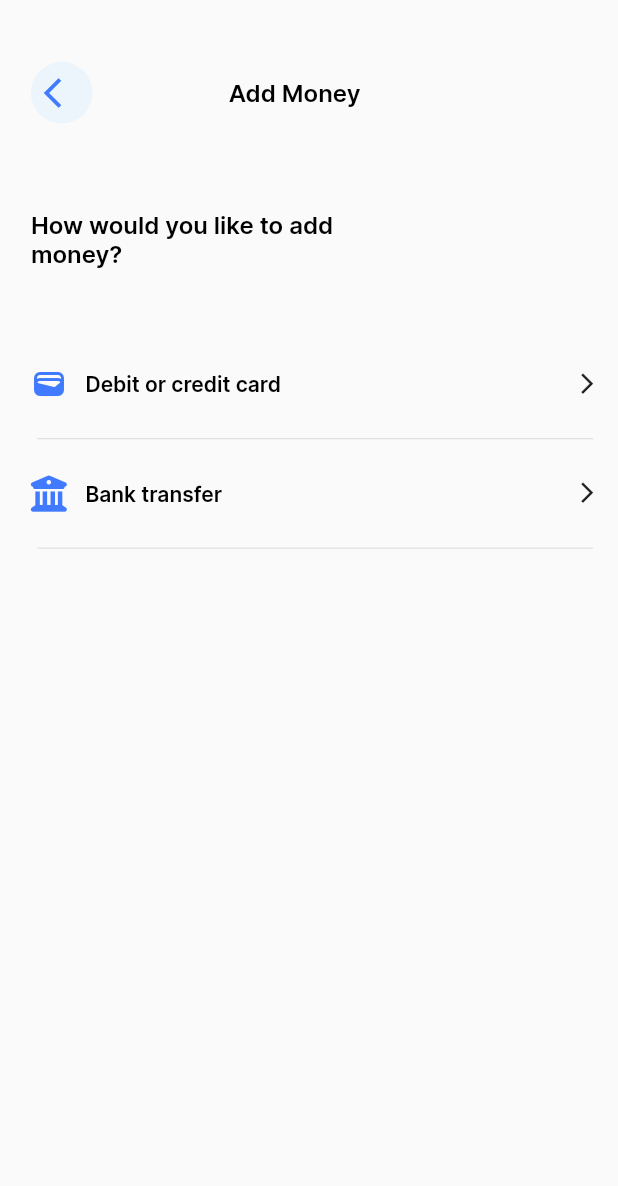
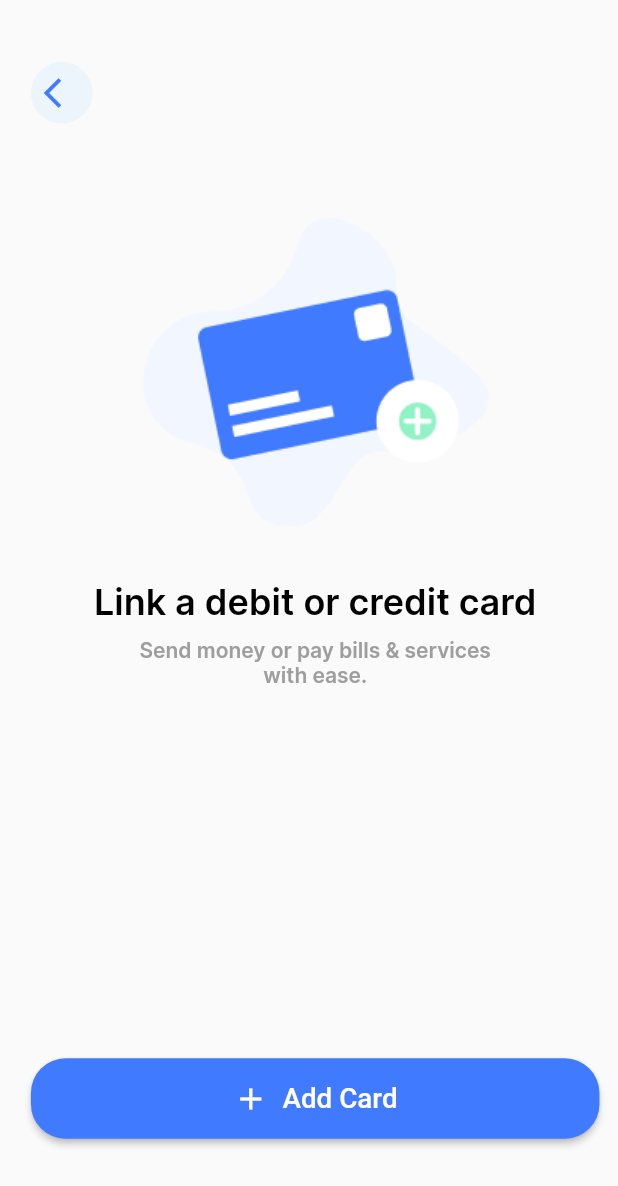
Before and after one commit to mostafa1255/Payment_App, a Flutter app: the screen it shows after launch, on a phone screen of 412 x 824 dp. Shown: the top 1186 px of the screen. Run offline on Flutter 3.47's test engine with Material 2 defaults, Android fonts, the phone set to English and light mode, and no system bars; our stand-ins replace animated_splash_screen, bloc, csc_picker, curved_navigation_bar, dio, firebase_auth and 10 more; missing offline and left inert: bottom_bar_with_sheet, numpad_layout; accounts and stored records are empty.

Commit message:
new card screen done

```diff
--- a/lib/App/Presentation/View/Screens/Add money/widgets/addmoneyScreenBody.dart
+++ b/lib/App/Presentation/View/Screens/Add money/widgets/addmoneyScreenBody.dart
@@ -12,7 +12,6 @@ class addmoneyScreenBody extends StatelessWidget {
   @override
   Widget build(BuildContext context) {
     Size device = MediaQuery.sizeOf(context);
-
     return Padding(
       padding: EdgeInsets.only(
           top: device.height * 0.05,
--- /dev/null
+++ b/lib/App/Presentation/View/Screens/New Card/new_Card.dart
@@ -0,0 +1,12 @@
+import 'package:flutter/material.dart';
+
+import 'widgets/newCardScreenBody.dart';
+
+class newCardScreen extends StatelessWidget {
+  const newCardScreen({super.key});
+
+  @override
+  Widget build(BuildContext context) {
+    return const Scaffold(body:  newCardScreenBody());
+  }
+}
--- /dev/null
+++ b/lib/App/Presentation/View/Screens/New Card/widgets/newCardScreenBody.dart
@@ -0,0 +1,65 @@
+import 'package:flutter/material.dart';
+import 'package:payment_app/App/Presentation/View/Widgets/customBackIcon.dart';
+import 'package:payment_app/App/Styles/colors.dart';
+import 'package:payment_app/App/Styles/text_Style.dart';
+import '../../../../../Styles/Assets.dart';
+import '../../../Widgets/customBackIcon.dart';
+import '../../../Widgets/customMainButton.dart';
+
+class newCardScreenBody extends StatelessWidget {
+  const newCardScreenBody({super.key});
+
+  @override
+  Widget build(BuildContext context) {
+    Size device = MediaQuery.sizeOf(context);
+
+    return Padding(
+      padding: EdgeInsets.only(
+          top: device.height * 0.05,
+          left: device.width * 0.05,
+          right: device.width * 0.03),
+      child: SingleChildScrollView(
+        child: Column(
+          crossAxisAlignment: CrossAxisAlignment.start,
+          children: [
+            customBackIcon(
+                device: device,
+                iconData: Icons.arrow_back_ios,
+                color: const Color(colors.kPrimaryColor)),
+            SizedBox(
+              height: device.height * 0.03,
+            ),
+            Center(child: Image.asset(Aseets.walletimage)),
+            const Center(
+              child: Text(
+                "Link a debit or credit card",
+                style: textstyle.textstyle24,
+                textAlign: TextAlign.center,
+              ),
+            ),
+            SizedBox(
+              height: device.height * 0.01,
+            ),
+            Padding(
+              padding: EdgeInsets.symmetric(horizontal: device.width * 0.16),
+              child: const Text(
+                "Send money or pay bills & services with ease.",
+                style: textstyle.textstyle14,
+                textAlign: TextAlign.center,
+              ),
+            ),
+            SizedBox(
+              height: device.height * 0.3,
+            ),
+            customMainButton(
+              addicon: true,
+              device: device,
+              txt: "Add Card",
+              onPressed: () {},
+            )
+          ],
+        ),
+      ),
+    );
+  }
+}
--- a/lib/App/Styles/Assets.dart
+++ b/lib/App/Styles/Assets.dart
@@ -18,6 +18,6 @@ class Aseets {
   static const dollar = "assets/Icons/Group5.png";
   static const requestpayment = "assets/Icons/Group6.png";
   static const wallet = "assets/Icons/Group7.png";
-    static const message = "assets/images/Messages 03.png";
-
+  static const message = "assets/images/Messages 03.png";
+  static const walletimage = "assets/images/Wallet 02.png";
 }
--- a/lib/main.dart
+++ b/lib/main.dart
@@ -6,6 +6,7 @@ import 'package:get/get.dart';
 import 'package:payment_app/App/Presentation/View/Screens/Add%20money/Add_money.dart';
 import 'package:payment_app/App/Presentation/View/Screens/Bills%20&%20Services/Bills_Services.dart';
 import 'package:payment_app/App/Presentation/View/Screens/Messages/Message_Screen.dart';
+import 'package:payment_app/App/Presentation/View/Screens/New%20Card/new_Card.dart';
 import 'package:payment_app/App/Presentation/View/Screens/Transfer%20succesful/Transfer_succesful.dart';
 import 'firebase_options.dart';
 
@@ -24,6 +25,6 @@ class MyApp extends StatelessWidget {
   @override
   Widget build(BuildContext context) {
     return GetMaterialApp(
-        debugShowCheckedModeBanner: false, home: addmoneyScreen());
+        debugShowCheckedModeBanner: false, home: newCardScreen());
   }
 }
```
